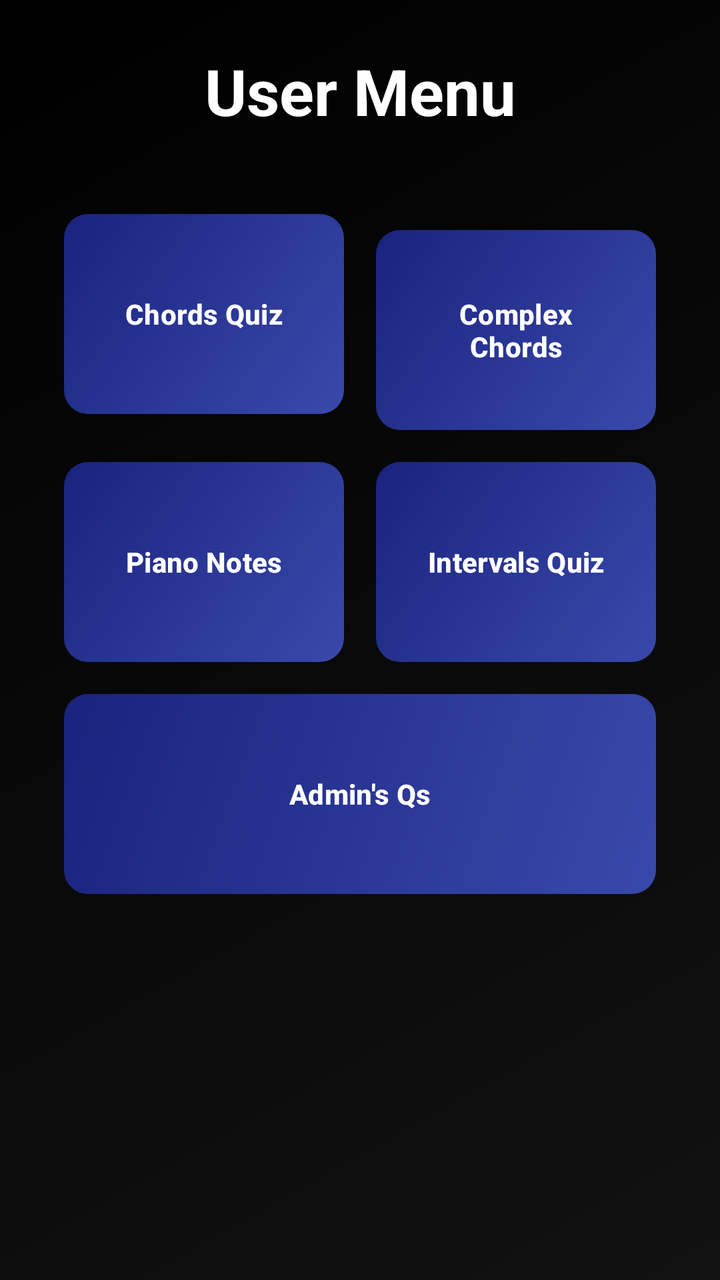
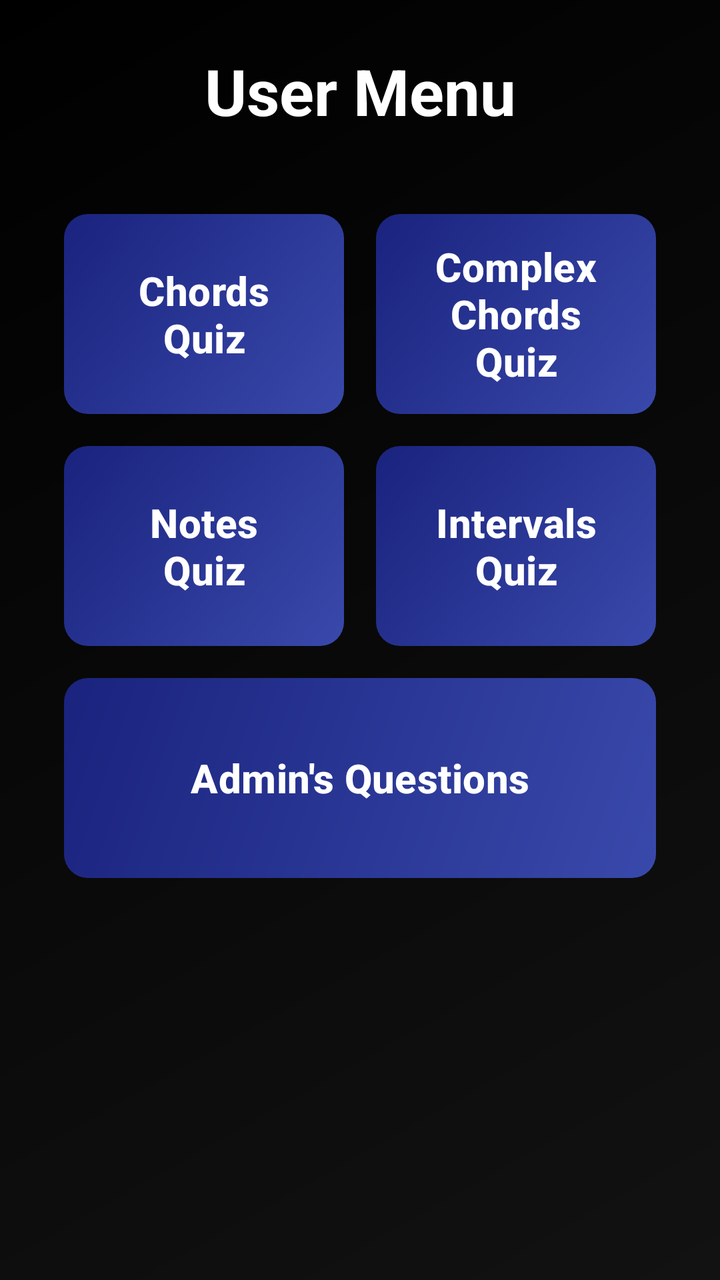

An Android layout rendered at two revisions. The XML below is the earlier revision; the diff shows what the commit changed to produce the second picture.
<!-- AndroidManifest.xml: application theme Theme.GeffenFinalProject -->
<!-- res/layout/activity_user_menu.xml -->
<?xml version="1.0" encoding="utf-8"?>
<androidx.constraintlayout.widget.ConstraintLayout xmlns:android="http://schemas.android.com/apk/res/android"
    xmlns:app="http://schemas.android.com/apk/res-auto"
    xmlns:tools="http://schemas.android.com/tools"
    android:id="@+id/main"
    android:layout_width="match_parent"
    android:layout_height="match_parent"
    android:background="@drawable/main_gradient"
    android:padding="24dp"
    tools:context=".user_menu">

    <ScrollView
        android:layout_width="match_parent"
        android:layout_height="match_parent">

        <LinearLayout
            android:layout_width="match_parent"
            android:layout_height="wrap_content"
            android:orientation="vertical">

            <TextView
                android:layout_width="match_parent"
                android:layout_height="wrap_content"
                android:layout_marginBottom="32dp"
                android:gravity="center"
                android:text="User Menu"
                android:textColor="@color/white"
                android:textSize="32sp"
                android:textStyle="bold" />

            <GridLayout
                android:layout_width="match_parent"
                android:layout_height="wrap_content"
                android:columnCount="2"
                android:alignmentMode="alignMargins"
                android:columnOrderPreserved="false">

                <com.google.android.material.button.MaterialButton
                    android:id="@+id/btnChordsQuiz"
                    android:layout_width="0dp"
                    android:layout_height="100dp"
                    android:layout_columnWeight="1"
                    android:layout_margin="8dp"
                    android:background="@drawable/button_primary"
                    android:text="Chords Quiz"
                    android:textAllCaps="false"
                    android:textColor="@color/white"
                    android:textSize="14sp"
                    android:textStyle="bold"
                    app:backgroundTint="@null"
                    app:cornerRadius="16dp" />

                <com.google.android.material.button.MaterialButton
                    android:id="@+id/btnComplexChordsQuiz"
                    android:layout_width="0dp"
                    android:layout_height="100dp"
                    android:layout_columnWeight="1"
                    android:layout_margin="8dp"
                    android:background="@drawable/button_primary"
                    android:text="Complex Chords"
                    android:textAllCaps="false"
                    android:textColor="@color/white"
                    android:textSize="14sp"
                    android:textStyle="bold"
                    app:backgroundTint="@null"
                    app:cornerRadius="16dp" />

                <com.google.android.material.button.MaterialButton
                    android:id="@+id/piano_notes_quiz"
                    android:layout_width="0dp"
                    android:layout_height="100dp"
                    android:layout_columnWeight="1"
                    android:layout_margin="8dp"
                    android:background="@drawable/button_primary"
                    android:text="Piano Notes"
                    android:textAllCaps="false"
                    android:textColor="@color/white"
                    android:textSize="14sp"
                    android:textStyle="bold"
                    app:backgroundTint="@null"
                    app:cornerRadius="16dp" />

                <com.google.android.material.button.MaterialButton
                    android:id="@+id/btnIntervalsQuiz"
                    android:layout_width="0dp"
                    android:layout_height="100dp"
                    android:layout_columnWeight="1"
                    android:layout_margin="8dp"
                    android:background="@drawable/button_primary"
                    android:text="Intervals Quiz"
                    android:textAllCaps="false"
                    android:textColor="@color/white"
                    android:textSize="14sp"
                    android:textStyle="bold"
                    app:backgroundTint="@null"
                    app:cornerRadius="16dp" />

                <com.google.android.material.button.MaterialButton
                    android:id="@+id/questionnaire"
                    android:layout_width="0dp"
                    android:layout_height="100dp"
                    android:layout_columnWeight="1"
                    android:layout_columnSpan="2"
                    android:layout_margin="8dp"
                    android:background="@drawable/button_primary"
                    android:text="Admin's Qs"
                    android:textAllCaps="false"
                    android:textColor="@color/white"
                    android:textSize="14sp"
                    android:textStyle="bold"
                    app:backgroundTint="@null"
                    app:cornerRadius="16dp" />

            </GridLayout>

        </LinearLayout>
    </ScrollView>

</androidx.constraintlayout.widget.ConstraintLayout>
<!-- resources referenced by this layout -->
<resources>
  <color name="white">#FFFFFFFF</color>
  <!-- drawable button_primary (drawable) -->
  <?xml version="1.0" encoding="utf-8"?>
  <ripple xmlns:android="http://schemas.android.com/apk/res/android"
      android:color="#40FFFFFF">
      <item android:drawable="@drawable/button_gradient" />
  </ripple>
  <!-- drawable main_gradient (drawable) -->
  <?xml version="1.0" encoding="utf-8"?>
  <shape xmlns:android="http://schemas.android.com/apk/res/android"
      android:shape="rectangle">
      <gradient
          android:angle="135"
          android:endColor="@color/bg_end"
          android:startColor="@color/bg_start"
          android:type="linear" />
  </shape>
  <style name="Theme.GeffenFinalProject" parent="Base.Theme.GeffenFinalProject" />
  <!-- drawable button_gradient (drawable) -->
  <?xml version="1.0" encoding="utf-8"?>
  <shape xmlns:android="http://schemas.android.com/apk/res/android"
      android:shape="rectangle">
      <gradient
          android:angle="135"
          android:endColor="@color/button_bg_end"
          android:startColor="@color/button_bg_start"
          android:type="linear" />
      <corners android:radius="12dp" />
  </shape>
  <color name="bg_end">#000000</color>
  <color name="bg_start">#121212</color>
  <style name="Base.Theme.GeffenFinalProject" parent="Theme.Material3.DayNight.NoActionBar">
          
          
      </style>
  <color name="button_bg_end">#1A237E</color>
  <color name="button_bg_start">#3949AB</color>
</resources>

<!-- the commit's change to res/layout/activity_user_menu.xml (unified diff, before → after) -->
@@ -32,20 +32,23 @@
                 android:layout_width="match_parent"
                 android:layout_height="wrap_content"
                 android:columnCount="2"
+                android:rowCount="3"
                 android:alignmentMode="alignMargins"
-                android:columnOrderPreserved="false">
+                android:columnOrderPreserved="false"
+                >
 
                 <com.google.android.material.button.MaterialButton
                     android:id="@+id/btnChordsQuiz"
                     android:layout_width="0dp"
-                    android:layout_height="100dp"
+                    android:layout_height="0dp"
                     android:layout_columnWeight="1"
+                    android:layout_rowWeight="1"
                     android:layout_margin="8dp"
                     android:background="@drawable/button_primary"
                     android:text="Chords Quiz"
                     android:textAllCaps="false"
                     android:textColor="@color/white"
-                    android:textSize="14sp"
+                    android:textSize="20dp"
                     android:textStyle="bold"
                     app:backgroundTint="@null"
                     app:cornerRadius="16dp" />
@@ -55,12 +58,13 @@
                     android:layout_width="0dp"
                     android:layout_height="100dp"
                     android:layout_columnWeight="1"
+                    android:layout_rowWeight="1"
                     android:layout_margin="8dp"
                     android:background="@drawable/button_primary"
-                    android:text="Complex Chords"
+                    android:text="Complex Chords Quiz"
                     android:textAllCaps="false"
                     android:textColor="@color/white"
-                    android:textSize="14sp"
+                    android:textSize="20dp"
                     android:textStyle="bold"
                     app:backgroundTint="@null"
                     app:cornerRadius="16dp" />
@@ -68,14 +72,15 @@
                 <com.google.android.material.button.MaterialButton
                     android:id="@+id/piano_notes_quiz"
                     android:layout_width="0dp"
-                    android:layout_height="100dp"
+                    android:layout_height="0dp"
                     android:layout_columnWeight="1"
+                    android:layout_rowWeight="1"
                     android:layout_margin="8dp"
                     android:background="@drawable/button_primary"
-                    android:text="Piano Notes"
+                    android:text="Notes Quiz"
                     android:textAllCaps="false"
                     android:textColor="@color/white"
-                    android:textSize="14sp"
+                    android:textSize="20dp"
                     android:textStyle="bold"
                     app:backgroundTint="@null"
                     app:cornerRadius="16dp" />
@@ -85,12 +90,13 @@
                     android:layout_width="0dp"
                     android:layout_height="100dp"
                     android:layout_columnWeight="1"
+                    android:layout_rowWeight="1"
                     android:layout_margin="8dp"
                     android:background="@drawable/button_primary"
                     android:text="Intervals Quiz"
                     android:textAllCaps="false"
                     android:textColor="@color/white"
-                    android:textSize="14sp"
+                    android:textSize="20dp"
                     android:textStyle="bold"
                     app:backgroundTint="@null"
                     app:cornerRadius="16dp" />
@@ -103,10 +109,10 @@
                     android:layout_columnSpan="2"
                     android:layout_margin="8dp"
                     android:background="@drawable/button_primary"
-                    android:text="Admin's Qs"
+                    android:text="Admin's Questions"
                     android:textAllCaps="false"
                     android:textColor="@color/white"
-                    android:textSize="14sp"
+                    android:textSize="20dp"
                     android:textStyle="bold"
                     app:backgroundTint="@null"
                     app:cornerRadius="16dp" />
